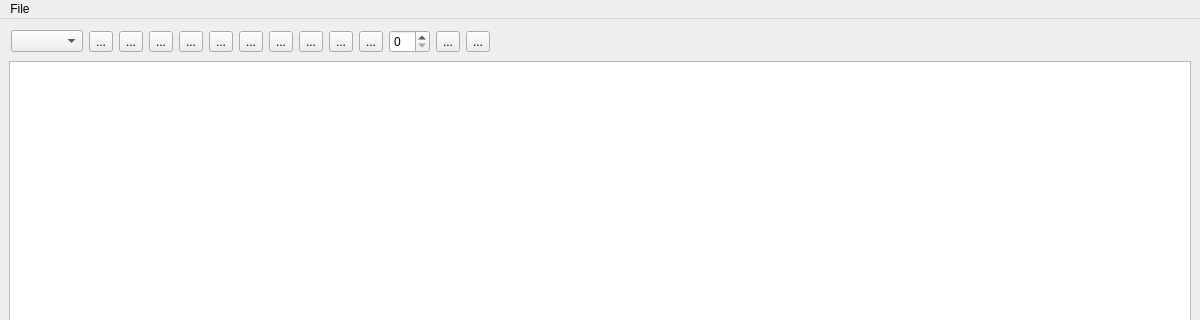
This is scripts/Interface/ui/drill/main/main.ui in mantidproject/mantid as Qt 5 draws it before an edit; both pictures show x 0 to 1200 and y 0 to 320 of the 1200 by 960 pixel window. The edited form follows.
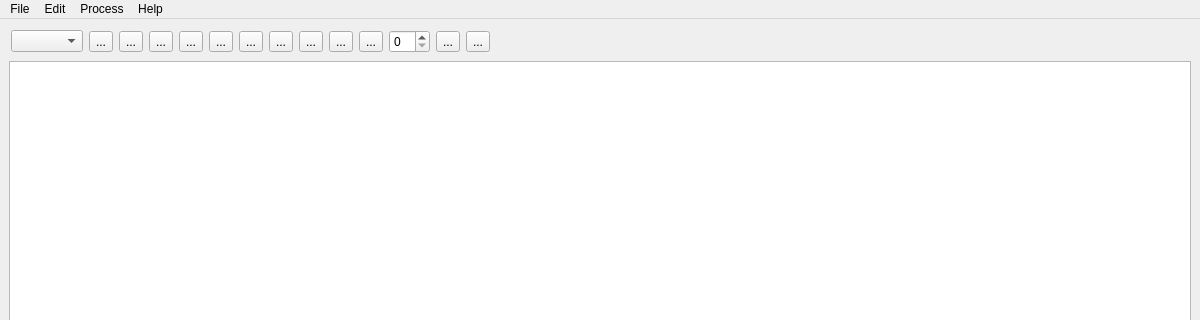
This is the edited form. Icons and pictures are not drawn.

Commit message:
[DRILL] menu bar in the view
The menu bar has been completed and signals are connected to the
corresponding functions.

```diff
--- a/scripts/Interface/ui/drill/main/main.ui
+++ b/scripts/Interface/ui/drill/main/main.ui
@@ -280,8 +280,38 @@
      <string>File</string>
     </property>
     <addaction name="actionLoadRundex"/>
+    <addaction name="actionSaveRundex"/>
+    <addaction name="actionManageDirectories"/>
+    <addaction name="actionSettings"/>
+   </widget>
+   <widget class="QMenu" name="menuProcess">
+    <property name="title">
+     <string>Edit</string>
+    </property>
+    <addaction name="actionAddRow"/>
+    <addaction name="actionDelRow"/>
+    <addaction name="actionCopyRow"/>
+    <addaction name="actionCutRow"/>
+    <addaction name="actionPasteRow"/>
+    <addaction name="actionErase"/>
+   </widget>
+   <widget class="QMenu" name="menuProcess_2">
+    <property name="title">
+     <string>Process</string>
+    </property>
+    <addaction name="actionProcessRow"/>
+    <addaction name="actionProcessAll_2"/>
+    <addaction name="actionStopProcessing"/>
+   </widget>
+   <widget class="QMenu" name="menuHelp">
+    <property name="title">
+     <string>Help</string>
+    </property>
    </widget>
    <addaction name="menuFile"/>
+   <addaction name="menuProcess"/>
+   <addaction name="menuProcess_2"/>
+   <addaction name="menuHelp"/>
   </widget>
   <widget class="QStatusBar" name="statusbar"/>
   <action name="actionLoadRundex">
```
Left out of the diff: 72 changed lines with no effect on the pictures. The commit also changes 2 other files.
